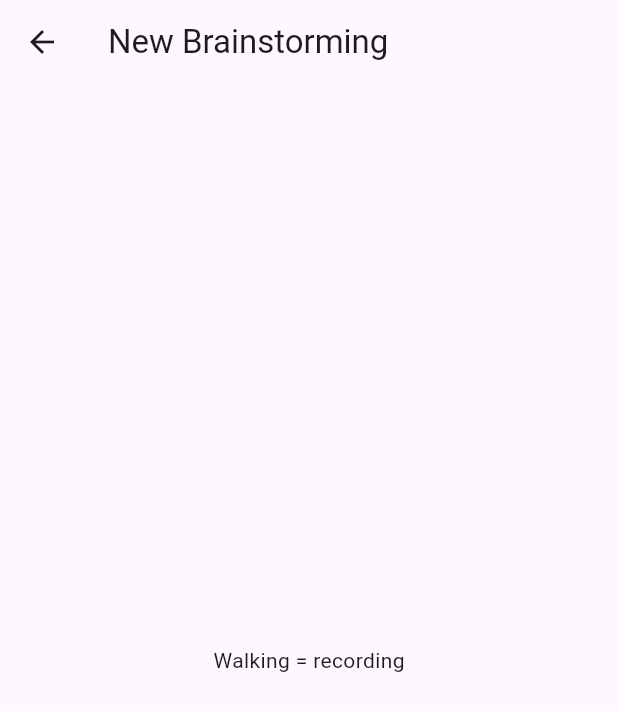
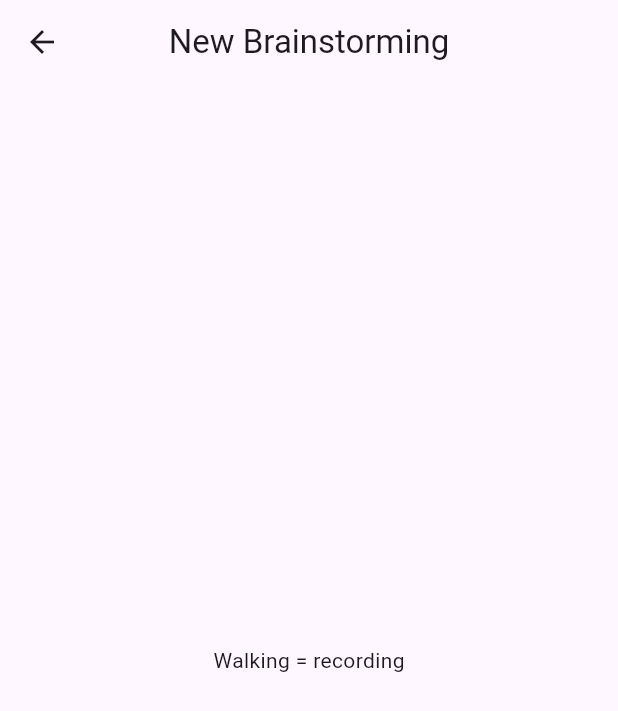
Before and after one commit to Acolyte9/Amblr, a Flutter app: the Walkingpage screen opened directly, on a phone screen of 412 x 824 dp. Shown: the top 711 px of the screen. Run offline on Flutter 3.47's test engine with Material 3 defaults, Android fonts, the phone set to English and light mode, and no system bars.

Commit message:
last change
before working on it later

```diff
--- a/amblr/lib/pages/walkingpage.dart
+++ b/amblr/lib/pages/walkingpage.dart
@@ -6,7 +6,10 @@ class Walkingpage extends StatelessWidget {
   @override
   Widget build(BuildContext context) {
     return Scaffold(
-      appBar: AppBar(title: const Text('New Brainstorming')),
+      appBar: AppBar(
+        centerTitle: true,
+        title: const Text('New Brainstorming'),
+      ),
       body: const Center(child: Text('Walking = recording')),
     );
   }
```
